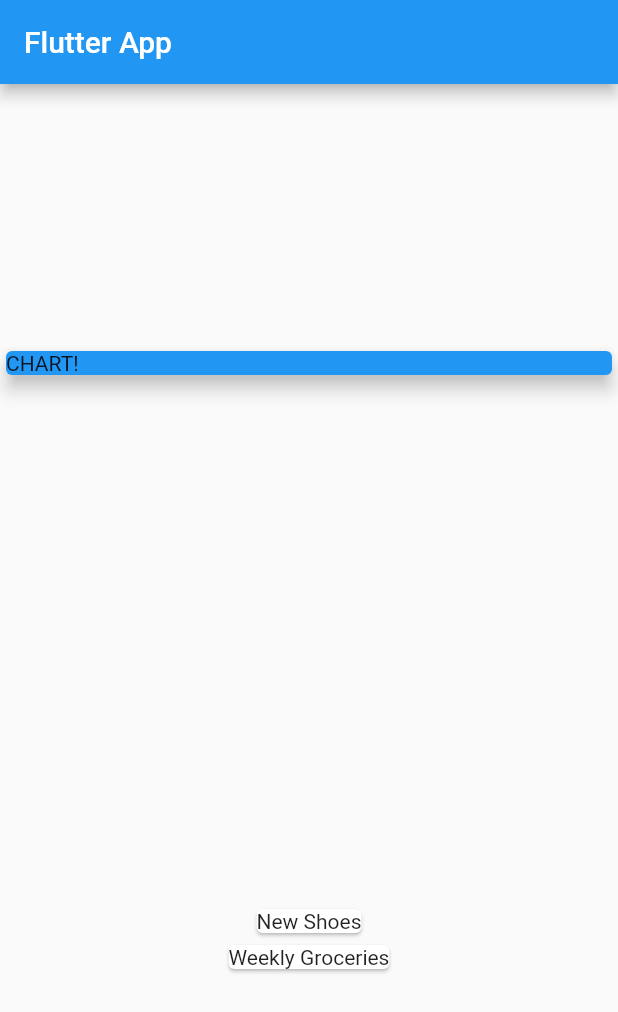
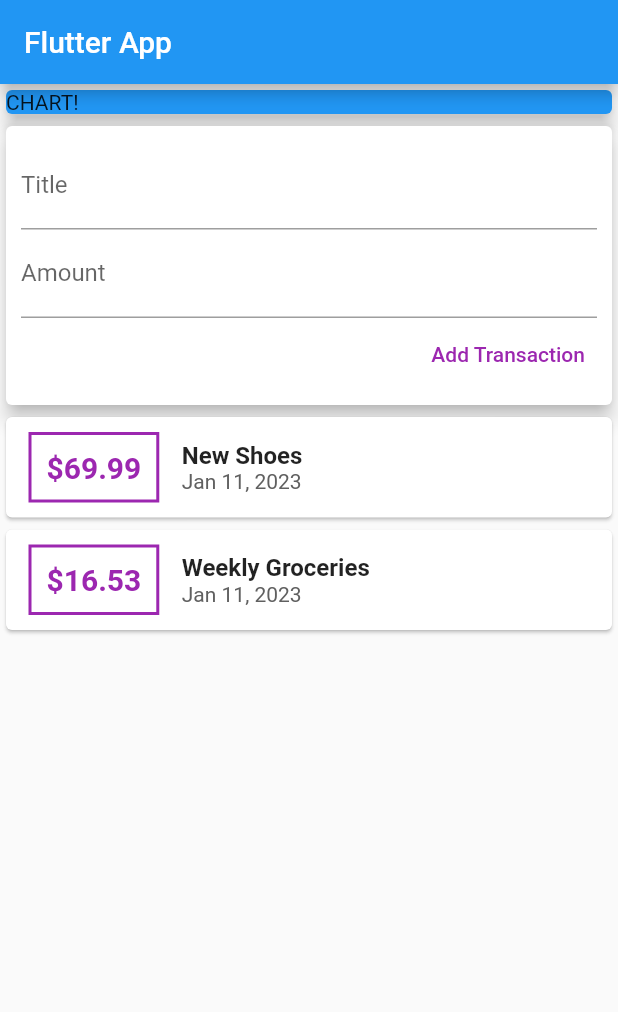
Before and after one commit to Berkayclk06/Personal_Expenses_App, a Flutter app: the screen it shows after launch, on a phone screen of 412 x 824 dp. Shown: the top 1012 px of the screen. Run offline on Flutter 3.47's test engine with Material 2 defaults, Android fonts, the phone set to English and light mode, and no system bars.

Commit message:
Text fields implemented

```diff
--- a/lib/main.dart
+++ b/lib/main.dart
@@ -1,4 +1,5 @@
 import 'package:flutter/material.dart';
+import 'package:intl/intl.dart';
 
 import './transaction.dart';
 
@@ -30,6 +31,9 @@ class MyHomePage extends StatelessWidget {
     ),
   ];
 
+  final titleController = TextEditingController();
+  final amountController = TextEditingController();
+
   @override
   Widget build(BuildContext context) {
     return Scaffold(
@@ -37,7 +41,7 @@ class MyHomePage extends StatelessWidget {
         title: Text('Flutter App'),
       ),
       body: Column(
-          mainAxisAlignment: MainAxisAlignment.spaceAround,
+          mainAxisAlignment: MainAxisAlignment.start,
           crossAxisAlignment: CrossAxisAlignment.stretch,
           children: <Widget>[
             Container(
@@ -48,10 +52,78 @@ class MyHomePage extends StatelessWidget {
                 elevation: 5,
               ),
             ),
+            Card(
+              elevation: 5,
+              child: Container(
+                padding: EdgeInsets.all(10),
+                child: Column(
+                  crossAxisAlignment: CrossAxisAlignment.end,
+                  children: <Widget>[
+                    TextField(
+                      decoration: InputDecoration(labelText: 'Title'),
+                      controller: titleController,
+                      // onChanged: (val) {
+                      //   titleInput = val;
+                      // },
+                    ),
+                    TextField(
+                      decoration: InputDecoration(labelText: 'Amount'),
+                      controller: amountController,
+
+                      // onChanged: (val) => amountInput = val,
+                    ),
+                    TextButton(
+                        child: Text('Add Transaction'),
+                        style: ButtonStyle(
+                            foregroundColor: MaterialStateProperty.all<Color>(
+                                Colors.purple)),
+                        onPressed: () {
+                          print(titleController.text);
+                        })
+                  ],
+                ),
+              ),
+            ),
             Column(
               children: transactions.map((tx) {
                 return Card(
-                  child: Text(tx.title),
+                  child: Row(
+                    children: <Widget>[
+                      Container(
+                          margin: EdgeInsets.symmetric(
+                              vertical: 10, horizontal: 15),
+                          decoration: BoxDecoration(
+                              border:
+                                  Border.all(color: Colors.purple, width: 2)),
+                          padding: EdgeInsets.all(10),
+                          child: Text(
+                            '\$${tx.amount}',
+                            style: TextStyle(
+                              fontWeight: FontWeight.bold,
+                              fontSize: 20,
+                              color: Colors.purple,
+                            ),
+                          )),
+                      Column(
+                        crossAxisAlignment: CrossAxisAlignment.start,
+                        children: <Widget>[
+                          Text(
+                            tx.title,
+                            style: TextStyle(
+                              fontSize: 16,
+                              fontWeight: FontWeight.bold,
+                            ),
+                          ),
+                          Text(
+                            DateFormat.yMMMd().format(tx.date),
+                            style: TextStyle(
+                                fontSize: 14,
+                                color: Color.fromARGB(255, 96, 96, 96)),
+                          ),
+                        ],
+                      )
+                    ],
+                  ),
                 );
               }).toList(),
             )
--- a/pubspec.yaml
+++ b/pubspec.yaml
@@ -28,6 +28,7 @@ dependencies:
   # The following adds the Cupertino Icons font to your application.
   # Use with the CupertinoIcons class for iOS style icons.
   cupertino_icons: ^1.0.2
+  intl: ^0.18.0
 
 dev_dependencies:
   flutter_test:
```
Also changed, not shown: pubspec.lock.
